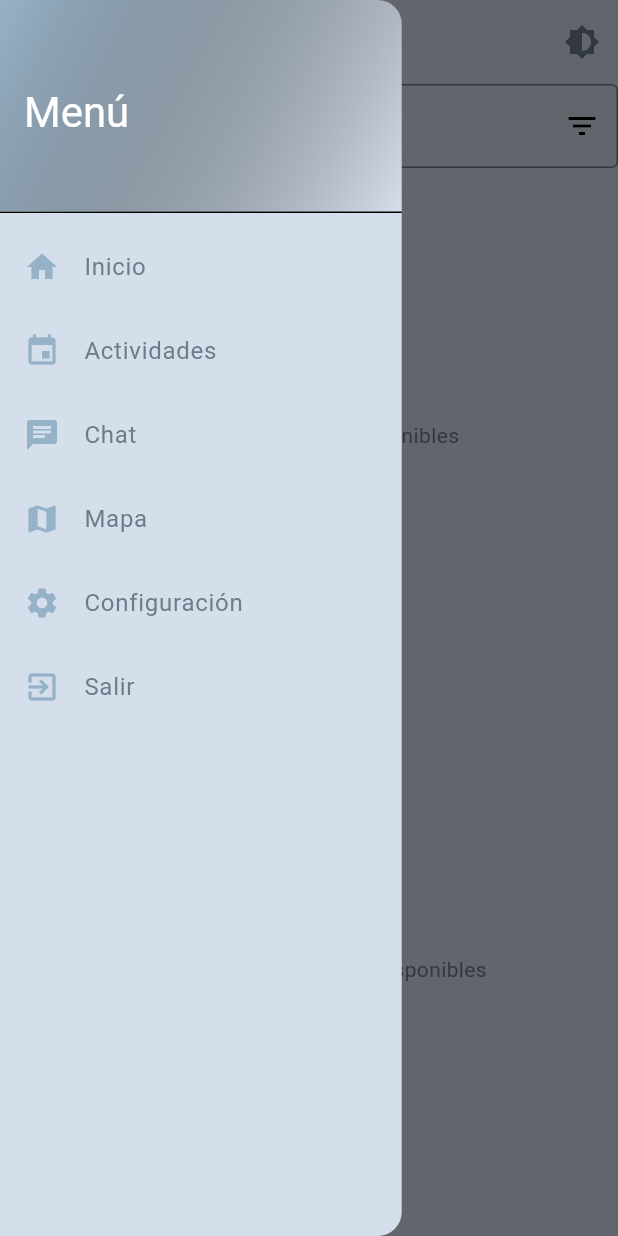
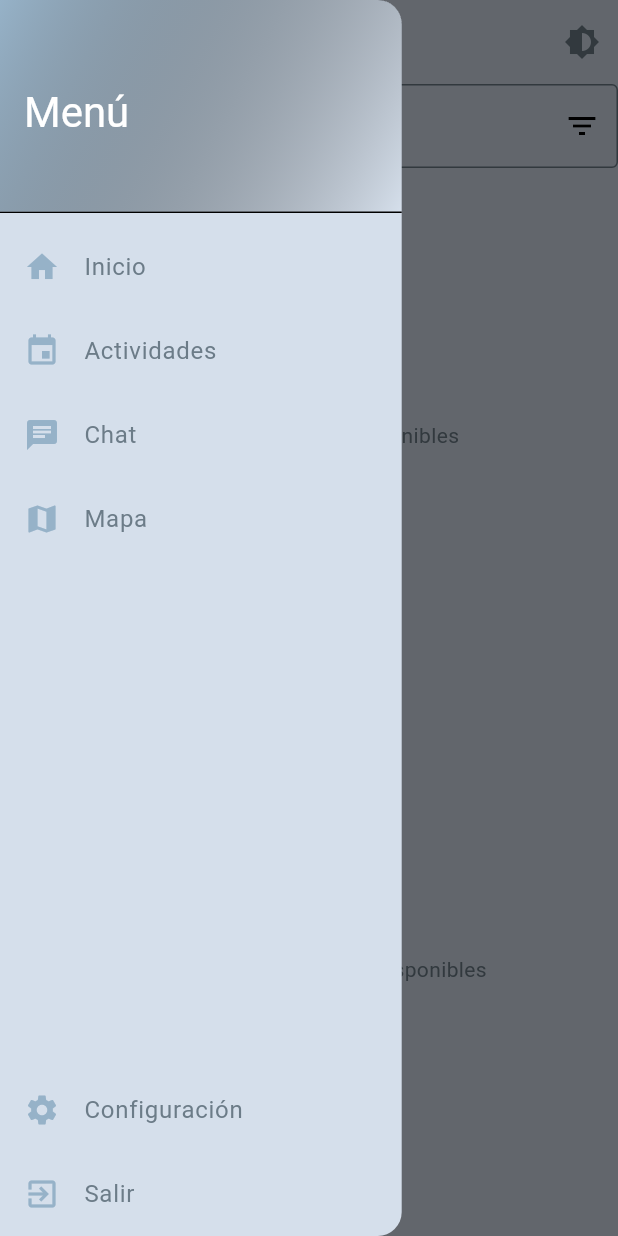
Before and after one commit to DAMSanti/ProyectoFinalDAM2, a Flutter app: the ActivitiesView screen opened by its route, with the side drawer open, on a phone screen of 412 x 824 dp. Run offline on Flutter 3.47's test engine with Material 3 defaults, Android fonts, the phone set to English and light mode, and no system bars; our stand-ins replace cloud_firestore, dio, firebase_core, flutter_map, flutter_secure_storage, font_awesome_flutter and 4 more; missing offline and left inert: window_manager; accounts and stored records are empty; network calls fail.

Commit message:
-fix menu

```diff
--- a/proyecto_santi/lib/components/menu.dart
+++ b/proyecto_santi/lib/components/menu.dart
@@ -19,14 +19,135 @@ class Menu extends StatelessWidget {
           duration: Duration(milliseconds: 300),
           width: drawerWidth, // Adjust the width of the Drawer
           child: Drawer(
-            child: OrientationBuilder(
-              builder: (context, orientation) {
-                return orientation == Orientation.portrait
-                    ? SingleChildScrollView(
-                  child: _buildMenuContent(context),
-                )
-                    : _buildMenuContent(context);
-              },
+            child: _buildMenuContent(context),
+          ),
+        );
+      },
+    );
+  }
+
+  Widget _buildMenuContent(BuildContext context) {
+    return ConstrainedBox(
+      constraints: BoxConstraints(maxHeight: MediaQuery.of(context).size.height),
+      child: Column(
+        children: <Widget>[
+          SizedBox(
+            height: 150.0,
+            // Set the desired height for the DrawerHeader
+            child: DrawerHeader(
+              decoration: BoxDecoration(
+                gradient: LinearGradient(
+                  colors: [
+                    Theme.of(context).primaryColor,
+                    Theme.of(context).appBarTheme.backgroundColor ?? Theme.of(context).primaryColor
+                  ],
+                  begin: Alignment.topLeft,
+                  end: Alignment.bottomRight,
+                ),
+              ),
+              child: Align(
+                alignment: Alignment.centerLeft,
+                child: Text(
+                  'Menú',
+                  style: Theme.of(context).textTheme.headlineMedium?.copyWith(
+                    color: Colors.white,
+                  ),
+                ),
+              ),
+            ),
+          ),
+          _buildDrawerItem(
+            context,
+            icon: Icons.home,
+            text: 'Inicio',
+            routeName: '/home',
+          ),
+          _buildDrawerItem(
+            context,
+            icon: Icons.event,
+            text: 'Actividades',
+            routeName: '/actividades',
+          ),
+          _buildDrawerItem(
+            context,
+            icon: Icons.chat,
+            text: 'Chat',
+            routeName: '/chat',
+          ),
+          _buildDrawerItem(
+            context,
+            icon: Icons.map,
+            text: 'Mapa',
+            routeName: '/mapa',
+          ),
+          Expanded(
+            child: Align(
+              alignment: Alignment.bottomCenter,
+              child: Column(
+                mainAxisSize: MainAxisSize.min,
+                children: [
+                  _buildDrawerItem(
+                    context,
+                    icon: Icons.settings,
+                    text: 'Configuración',
+                    routeName: '/configuracion',
+                  ),
+                  _buildDrawerItem(
+                    context,
+                    icon: Icons.exit_to_app,
+                    text: 'Salir',
+                    routeName: '/',
+                  ),
+                ],
+              ),
+            ),
+          ),
+        ],
+      ),
+    );
+  }
+
+  void _logout(BuildContext context) {
+    Provider.of<Auth>(context, listen: false).logout();
+    Navigator.pushNamedAndRemoveUntil(context, '/', (Route<dynamic> route) => false);
+  }
+
+  Widget _buildDrawerItem(BuildContext context, {required IconData icon, required String text, required String routeName}) {
+    return ListTile(
+      leading: FaIcon(icon, color: Theme.of(context).primaryColor),
+      title: Text(text),
+      onTap: () {
+        if (routeName == '/') {
+          _logout(context);
+        } else if (ModalRoute.of(context)?.settings.name != routeName) {
+          Navigator.pop(context);
+          Navigator.pushReplacementNamed(context, routeName);
+        } else {
+          Navigator.pop(context);
+        }
+      },
+    );
+  }
+}
+
+class MenuLandscape extends StatelessWidget {
+  @override
+  Widget build(BuildContext context) {
+    return LayoutBuilder(
+      builder: (context, constraints) {
+        double drawerWidth = constraints.maxWidth * 0.35;
+        if (constraints.maxWidth > 1200) {
+          drawerWidth = constraints.maxWidth * 0.20;
+        } else if (constraints.maxWidth < 600) {
+          drawerWidth = constraints.maxWidth * 0.65;
+        }
+
+        return AnimatedContainer(
+          duration: Duration(milliseconds: 300),
+          width: drawerWidth, // Adjust the width of the Drawer
+          child: Drawer(
+            child: SingleChildScrollView(
+              child: _buildMenuContent(context),
             ),
           ),
         );
@@ -36,7 +157,6 @@ class Menu extends StatelessWidget {
 
   Widget _buildMenuContent(BuildContext context) {
     return Column(
-      mainAxisSize: MainAxisSize.min, // Set mainAxisSize to min
       children: <Widget>[
         SizedBox(
           height: 150.0,
@@ -87,10 +207,6 @@ class Menu extends StatelessWidget {
           text: 'Mapa',
           routeName: '/mapa',
         ),
-        Flexible(
-          fit: FlexFit.loose, // Use Flexible with FlexFit.loose
-          child: Container(),
-        ),
         _buildDrawerItem(
           context,
           icon: Icons.settings,
```
Also changed, not shown: proyecto_santi/lib/views/home/home_view.dart (+9 -1 lines).
